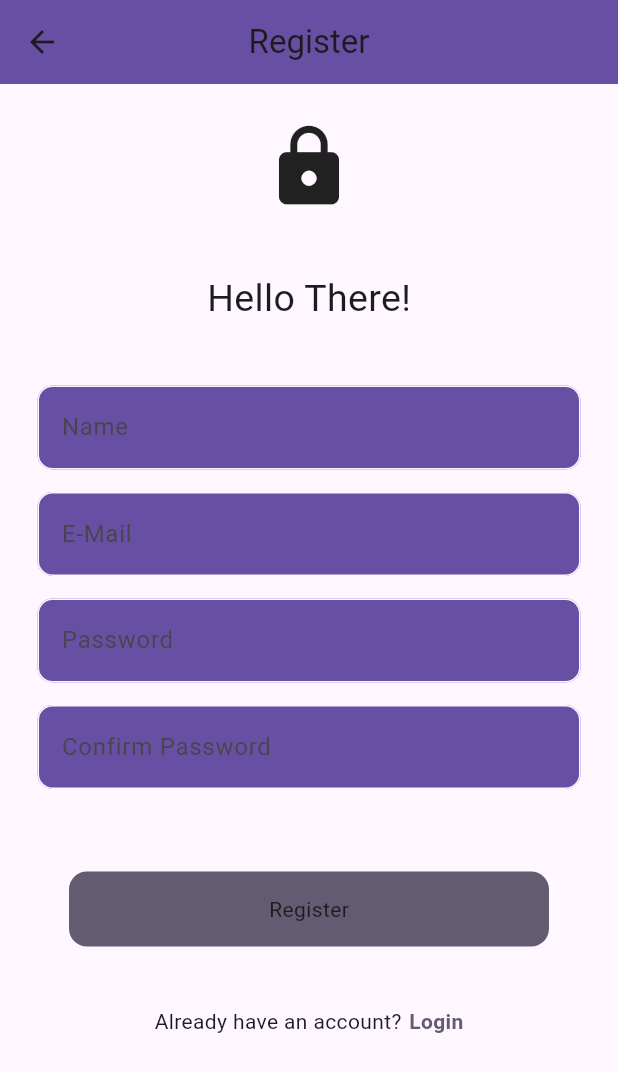
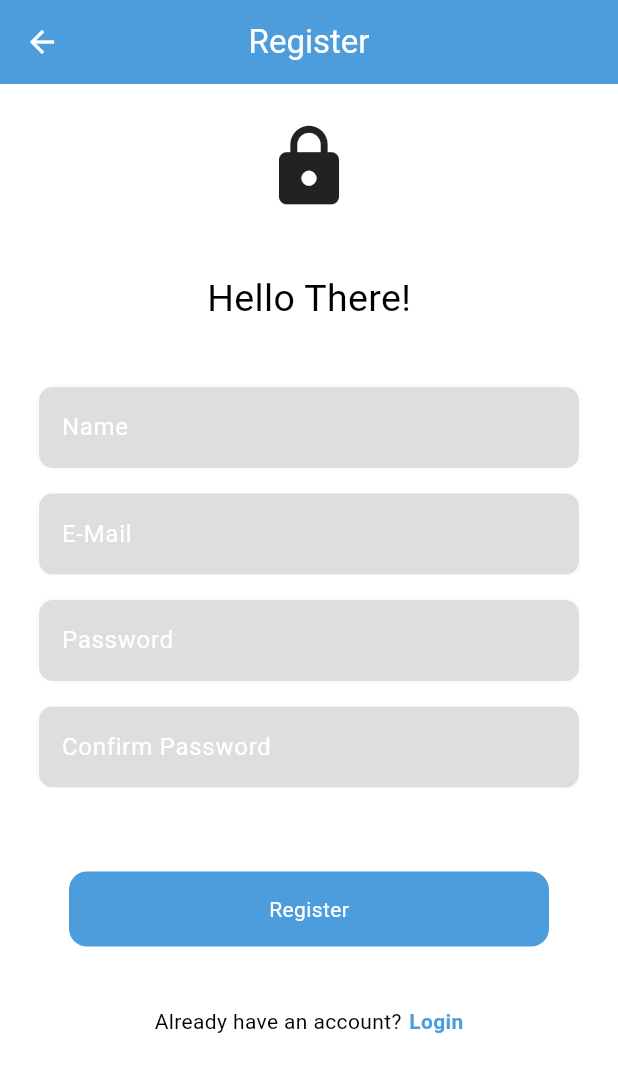
Before and after one commit to Adithya-Sakaray/Shoshin-Tech, a Flutter app: the RegisterScreen screen opened directly with empty values, after a tap on "Register", on a phone screen of 412 x 824 dp. Shown: the top 1072 px of the screen. Run offline on Flutter 3.47's test engine with Material 3 defaults, Android fonts, the phone set to English and light mode, and no system bars; our stand-ins replace cloud_firestore, firebase_auth, firebase_core, get; accounts and stored records are empty; network calls fail.

Commit message:
code cleaned

```diff
--- /dev/null
+++ b/lib/Controller/register_controller.dart
@@ -0,0 +1,52 @@
+import 'package:get/get.dart';
+import 'package:cloud_firestore/cloud_firestore.dart';
+import 'package:firebase_auth/firebase_auth.dart';
+import 'package:flutter/material.dart';
+import 'package:shoshin_app/utils/my_alert_box.dart';
+
+class RegisterController extends GetxController {
+  var isLoading = false.obs;
+
+  void showAlertBox(String text, BuildContext context) {
+    showDialog(
+      context: context,
+      builder: (context) {
+        return MyAlertBox(text: text);
+      },
+    );
+  }
+
+  void registerUserWithEmail(
+    String password1,
+    String password2,
+    String email,
+    String name,
+    BuildContext currentContext
+  ) async {
+    isLoading.value = true;
+    try {
+      UserCredential userCredential =
+          await FirebaseAuth.instance.createUserWithEmailAndPassword(
+        email: email,
+        password: password1,
+      );
+      await FirebaseFirestore.instance
+          .collection("userdata")
+          .doc(userCredential.user?.uid)
+          .set({
+        "name": name,
+        "email": userCredential.user?.email,
+      });
+    } on FirebaseAuthException catch (e) {
+      if (e.code == 'weak-password') {
+        showAlertBox("Password is too weak", currentContext);
+      } else if (e.code == 'email-already-in-use') {
+        showAlertBox("The email is already in use!!", currentContext);
+      }
+    } catch (e) {
+      showAlertBox(e.toString(), currentContext);
+    } finally {
+      isLoading.value = false;
+    }
+  }
+}
--- a/lib/Screens/register_screen.dart
+++ b/lib/Screens/register_screen.dart
@@ -1,79 +1,27 @@
 import 'package:flutter/material.dart';
+import 'package:get/get.dart';
+import 'package:shoshin_app/Controller/register_controller.dart';
 import 'package:shoshin_app/utils/gaps.dart';
-import 'package:shoshin_app/utils/my_alert_box.dart';
-import 'package:firebase_auth/firebase_auth.dart';
-import 'package:cloud_firestore/cloud_firestore.dart';
 import 'package:shoshin_app/utils/my_button.dart';
 import 'package:shoshin_app/utils/my_textfield.dart';
 
 class RegisterScreen extends StatefulWidget {
   final Function()? onTap;
-  const RegisterScreen({Key? key, required this.onTap}) : super(key: key);
+
+  const RegisterScreen({super.key, required this.onTap});
 
   @override
   State<RegisterScreen> createState() => _RegisterScreenState();
 }
 
 class _RegisterScreenState extends State<RegisterScreen> {
-
   final _emailController = TextEditingController();
   final _nameController = TextEditingController();
   final _password1Controller = TextEditingController();
   final _password2Controller = TextEditingController();
-  var isLoading = false;
+  var isLoading = false.obs;
 
-  void showAlertBox(String text) {
-    showDialog(
-        context: context,
-        builder: (context) {
-          return MyAlertBox(text: text);
-        });
-  }
 
-  void registerUserWithEmail() async {
-    if (_password1Controller.text == _password2Controller.text) {
-      try {
-        setState(() {
-          isLoading = true;
-        });
-        await FirebaseAuth.instance
-            .createUserWithEmailAndPassword(
-              email: _emailController.text,
-              password: _password1Controller.text,
-            )
-            .then((value) => {
-                  FirebaseFirestore.instance
-                      .collection("userdata")
-                      .doc(value.user?.uid)
-                      .set({
-                    "name": _nameController.text,
-                    "email": value.user?.email,
-                    "likes": []
-                  })
-                });
-
-        setState(() {
-          isLoading = false;
-        });
-      } on FirebaseAuthException catch (e) {
-        if (e.code == 'weak-password') {
-          showAlertBox("Password is too weak");
-        } else if (e.code == 'email-already-in-use') {
-          showAlertBox(
-            "The email is already in use!!",
-          );
-        }
-      } catch (e) {
-        showAlertBox(e.toString());
-      } finally {
-        setState(() {
-          isLoading = false;
-        });
-      }
-    } else {
-      showAlertBox("Passwords don't match");
-    }
-  }
 
   @override
   Widget build(BuildContext context) {
@@ -85,12 +33,15 @@ class _RegisterScreenState extends State<RegisterScreen> {
         backgroundColor: Theme.of(context).colorScheme.primary,
       ),
       backgroundColor: Theme.of(context).colorScheme.background,
-      body: SafeArea(
+      body: GetX<RegisterController>(
+        init: RegisterController(),
+        builder: (registerController) => SafeArea(
           child: SingleChildScrollView(
             padding: const EdgeInsets.symmetric(vertical: 25),
             child: Column(
               mainAxisAlignment: MainAxisAlignment.center,
               children: [
+
                 const Icon(
                   Icons.lock,
                   size: 60,
@@ -98,7 +49,7 @@ class _RegisterScreenState extends State<RegisterScreen> {
                 mediumGap(),
                 const Text(
                   "Hello There!",
-                style: TextStyle(fontSize: 25, fontWeight: FontWeight.w400),
+                  style: TextStyle(fontSize: 25, fontWeight: FontWeight.w400, color: Colors.black),
                 ),
                 mediumGap(),
                 MyTextfield(
@@ -127,8 +78,14 @@ class _RegisterScreenState extends State<RegisterScreen> {
                 smallGap(),
                 mediumGap(),
                 GestureDetector(
-                onTap: registerUserWithEmail,
-                child: isLoading
+                  onTap: () => registerController.registerUserWithEmail(
+                    _password1Controller.text.trim(),
+                    _password2Controller.text.trim(),
+                    _emailController.text.trim(),
+                    _nameController.text.trim(),
+                    context
+                  ),
+                  child: registerController.isLoading.value
                       ? const CircularProgressIndicator()
                       : myButton("Register", context),
                 ),
@@ -136,7 +93,7 @@ class _RegisterScreenState extends State<RegisterScreen> {
                 Row(
                   mainAxisAlignment: MainAxisAlignment.center,
                   children: [
-                  const Text("Already have an account?"),
+                    const Text("Already have an account?", style: TextStyle(color: Colors.black),),
                     const SizedBox(
                       width: 5,
                     ),
@@ -145,7 +102,7 @@ class _RegisterScreenState extends State<RegisterScreen> {
                       child: Text(
                         "Login",
                         style: TextStyle(
-                        color: Theme.of(context).colorScheme.secondary,
+                          color: Theme.of(context).colorScheme.primary,
                           fontWeight: FontWeight.bold,
                         ),
                       ),
@@ -156,6 +113,7 @@ class _RegisterScreenState extends State<RegisterScreen> {
             ),
           ),
         ),
+      ),
     );
   }
 }
--- /dev/null
+++ b/lib/theme.dart
@@ -0,0 +1,20 @@
+
+import 'package:flutter/material.dart';
+
+Color lightGrey = const Color(0xFFdedede);
+
+final ThemeData lightThemeData =  ThemeData(
+      colorScheme:  const ColorScheme(
+        brightness: Brightness.light,
+        background: Colors.white,
+        primary:  Color(0xFF4d9ddd),
+        secondary: Color(0xFF87c4e5),
+        tertiary: Color(0xFFe5a055),
+        error: Colors.red,
+        onError: Colors.red,
+        onBackground: Colors.black,
+        surface: Color(0xFF393E46),
+        onSurface: Colors.white,
+        onPrimary: Colors.black54,
+        onSecondary: Colors.black45,
+      ));
--- a/lib/utils/my_button.dart
+++ b/lib/utils/my_button.dart
@@ -5,7 +5,7 @@ Widget myButton(String title,context){
     height: 50,
     width: 320,
     decoration: BoxDecoration(
-      color: Theme.of(context).colorScheme.secondary,
+      color: Theme.of(context).colorScheme.primary,
       borderRadius: BorderRadius.circular(12)
     ),
     child:  Center(child: Padding(
--- a/lib/utils/my_textfield.dart
+++ b/lib/utils/my_textfield.dart
@@ -1,4 +1,5 @@
 import 'package:flutter/material.dart';
+import 'package:shoshin_app/theme.dart';
 
 class MyTextfield  extends StatelessWidget {
   final controller;
@@ -19,6 +20,7 @@ class MyTextfield  extends StatelessWidget {
       child: TextField(
         controller: controller,
         obscureText: shouldObscureText,
+        style: const TextStyle(color: Colors.black),
         decoration: InputDecoration(
           hintText: hintText,
           enabledBorder: OutlineInputBorder(
@@ -26,10 +28,10 @@ class MyTextfield  extends StatelessWidget {
             borderRadius: BorderRadius.circular(10)
           ),
           focusedBorder: OutlineInputBorder(
-            borderSide: BorderSide(color: Theme.of(context).colorScheme.tertiary),
+            borderSide: BorderSide(color: Theme.of(context).colorScheme.primary),
             borderRadius: BorderRadius.circular(10)
           ),
-          fillColor: Theme.of(context).colorScheme.primary,
+          fillColor: lightGrey,
           filled: true,
         ),
       ),
```
Also changed, not shown: lib/Controller/login_controller.dart (added, +48 -0 lines), lib/Screens/home_screen.dart (+19 -2 lines), lib/Screens/login_screen.dart (+20 -64 lines), lib/main.dart (+5 -2 lines). Lines whose indentation alone changed are shown as unchanged.
